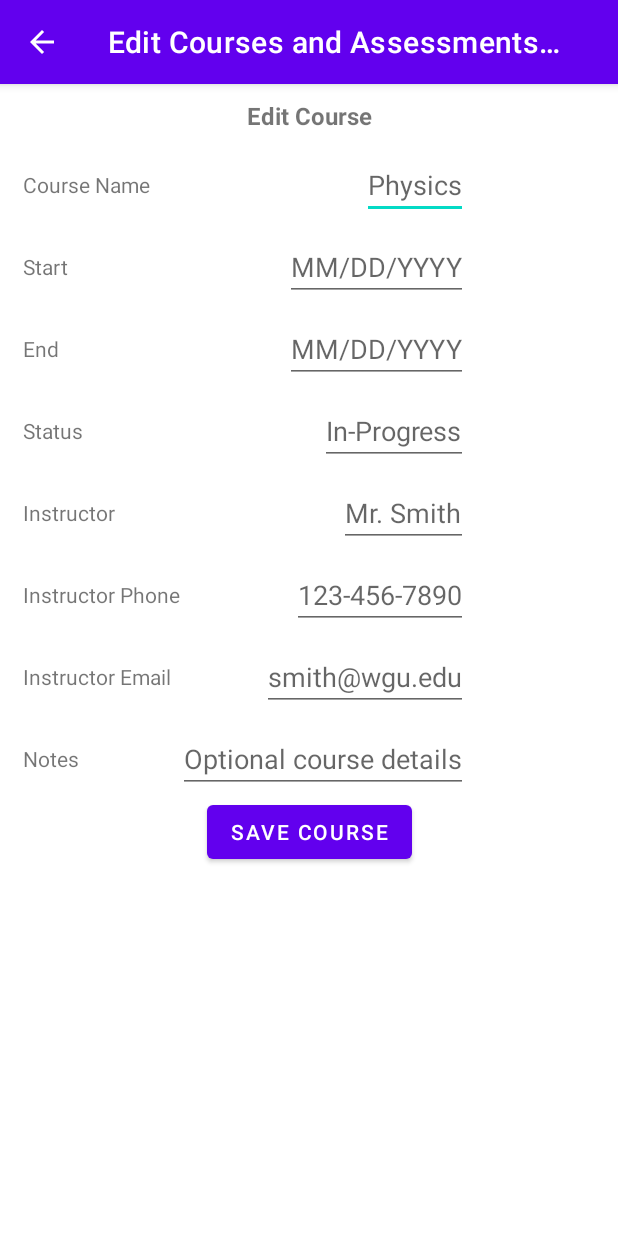
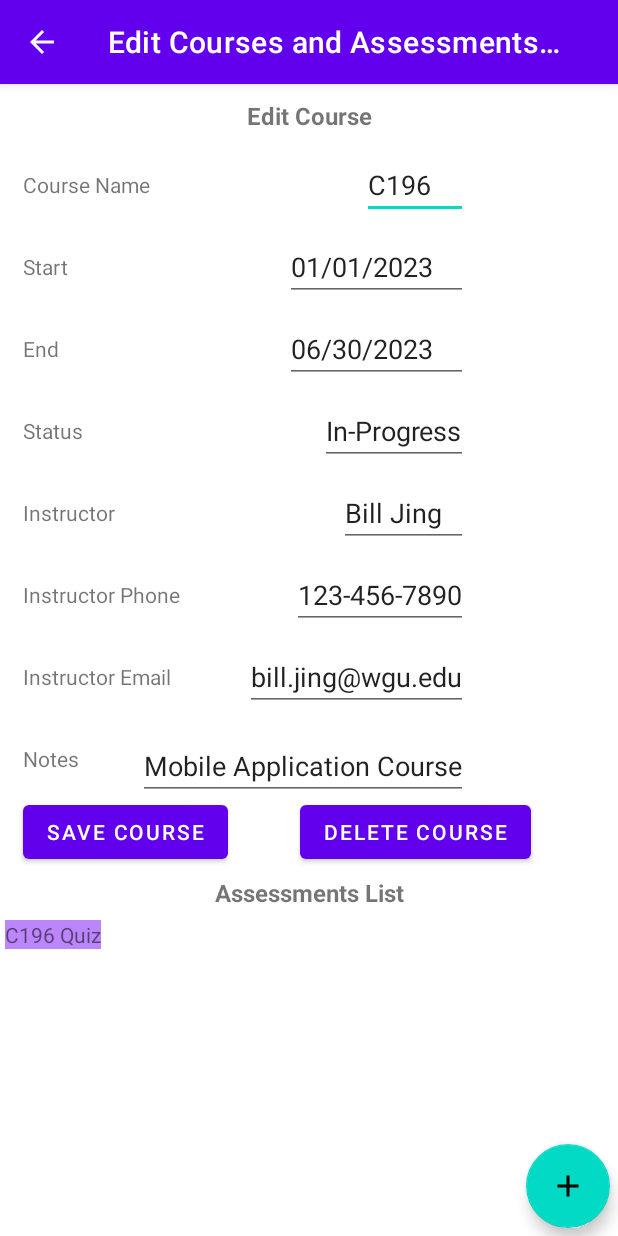
Before and after one commit to Mikey3610/Course-Scheduler, an Android app: the EditTerms_CoursesList screen opened directly, with no data from a screen before it, after a tap on "C196", on a phone screen of 412 x 824 dp. Run offline under Robolectric (Android 15) with nearby library versions, the light colour scheme and no system bars; our stand-ins replace Room's generated code.

Commit message:
Fourth Commit

```diff
--- /dev/null
+++ b/app/src/main/java/com/example/c196_application_latest/Adapter/AssessmentAdapter.java
@@ -0,0 +1,85 @@
+package com.example.c196_application_latest.Adapter;
+
+import android.content.Context;
+import android.content.Intent;
+import android.view.LayoutInflater;
+import android.view.View;
+import android.view.ViewGroup;
+import android.widget.TextView;
+
+import androidx.annotation.NonNull;
+import androidx.recyclerview.widget.RecyclerView;
+
+import com.example.c196_application_latest.Entity.Assessment;
+import com.example.c196_application_latest.Entity.Course;
+import com.example.c196_application_latest.R;
+import com.example.c196_application_latest.UI.AddEditAssessments;
+import com.example.c196_application_latest.UI.EditCourses_AssessmentsList;
+
+import java.util.List;
+
+public class AssessmentAdapter extends RecyclerView.Adapter<AssessmentAdapter.AssessmentViewHolder>{
+    class AssessmentViewHolder extends RecyclerView.ViewHolder{
+        private final TextView assessmentItemView;
+        private AssessmentViewHolder(View itemView){
+            super(itemView);
+            assessmentItemView = itemView.findViewById(R.id.assessmentNameItem);
+            itemView.setOnClickListener(new View.OnClickListener(){
+
+                @Override
+                public void onClick(View v) {
+                    int position = getAdapterPosition();
+                    final Assessment current = mAssessments.get(position);
+                    //TODO Below intent may be the wrong page
+                    Intent intent = new Intent(context, AddEditAssessments.class);
+                    intent.putExtra("assessmentId", current.getAssessmentId());
+                    intent.putExtra("assessmentCourseId", current.getAssessmentCourseId());
+                    intent.putExtra("assessmentType", current.getAssessmentType());
+                    intent.putExtra("assessmentStart", current.getAssessmentStart());
+                    intent.putExtra("assessmentEnd", current.getAssessmentEnd());
+                    intent.putExtra("assessmentTitle", current.getAssessmentTitle());
+                    context.startActivity(intent);
+                }
+            });
+        }
+    }
+    private List<Assessment> mAssessments;
+    private final Context context;
+    private final LayoutInflater mInflater;
+
+    public AssessmentAdapter(Context context){
+        mInflater = LayoutInflater.from(context);
+        this.context=context;
+    }
+
+    @NonNull
+    @Override
+    public AssessmentAdapter.AssessmentViewHolder onCreateViewHolder(@NonNull ViewGroup parent, int viewType) {
+        View itemView = mInflater.inflate(R.layout.assessment_list_item,parent, false);
+        return new AssessmentAdapter.AssessmentViewHolder(itemView);
+    }
+
+    @Override
+    public void onBindViewHolder(@NonNull AssessmentAdapter.AssessmentViewHolder holder, int position) {
+        if(mAssessments != null){
+            Assessment current = mAssessments.get(position);
+            String name = current.getAssessmentTitle();
+            holder.assessmentItemView.setText(name);
+        } else {
+            holder.assessmentItemView.setText("No Assessment name.");
+        }
+    }
+
+    public void setAssessments(List<Assessment> assessments){
+        mAssessments = assessments;
+        notifyDataSetChanged();
+    }
+
+    @Override
+    public int getItemCount() {
+        if(mAssessments != null){
+            return mAssessments.size();
+        }
+        else return 0;
+    }
+}
--- a/app/src/main/java/com/example/c196_application_latest/Adapter/CourseAdapter.java
+++ b/app/src/main/java/com/example/c196_application_latest/Adapter/CourseAdapter.java
@@ -28,13 +28,14 @@ public class CourseAdapter extends RecyclerView.Adapter<CourseAdapter.CourseView
                 public void onClick(View v) {
                     int position = getAdapterPosition();
                     final Course current = mCourses.get(position);
+                    //TODO below intent may be the wrong page
                     Intent intent = new Intent(context, EditCourses_AssessmentsList.class);
                     intent.putExtra("courseId", current.getCourseId());
                     intent.putExtra("termId", current.getTermId());
                     intent.putExtra("courseTitle", current.getCourseTitle());
                     intent.putExtra("courseStart", current.getCourseStart());
                     intent.putExtra("courseEnd", current.getCourseEnd());
-                    intent.putExtra("instructorId", current.getInstructorId());
+                    intent.putExtra("courseStatus", current.getCourseStatus());
                     intent.putExtra("instructorName", current.getInstructorName());
                     intent.putExtra("instructorPhone", current.getInstructorPhone());
                     intent.putExtra("instructorEmail", current.getInstructorEmail());
--- a/app/src/main/java/com/example/c196_application_latest/Entity/Course.java
+++ b/app/src/main/java/com/example/c196_application_latest/Entity/Course.java
@@ -13,20 +13,18 @@ public class Course {
     private String courseStart;
     private String courseEnd;
     private String courseStatus;
-    private int instructorId;
     private String instructorName;
     private String instructorPhone;
     private String instructorEmail;
     private String courseNotes;
 
-    public Course(int courseId, int termId, String courseTitle, String courseStart, String courseEnd, String courseStatus, int instructorId, String instructorName, String instructorPhone, String instructorEmail, String courseNotes) {
+    public Course(int courseId, int termId, String courseTitle, String courseStart, String courseEnd, String courseStatus, String instructorName, String instructorPhone, String instructorEmail, String courseNotes) {
         this.courseId = courseId;
         this.termId = termId;
         this.courseTitle = courseTitle;
         this.courseStart = courseStart;
         this.courseEnd = courseEnd;
         this.courseStatus = courseStatus;
-        this.instructorId = instructorId;
         this.instructorName = instructorName;
         this.instructorPhone = instructorPhone;
         this.instructorEmail = instructorEmail;
@@ -113,14 +111,6 @@ public class Course {
         this.courseNotes = courseNotes;
     }
 
-    public int getInstructorId() {
-        return instructorId;
-    }
-
-    public void setInstructorId(int instructorId) {
-        this.instructorId = instructorId;
-    }
-
     @Override
     public String toString() {
         return "Course{" +
@@ -130,10 +120,9 @@ public class Course {
                 ", courseStart='" + courseStart + '\'' +
                 ", courseEnd='" + courseEnd + '\'' +
                 ", courseStatus='" + courseStatus + '\'' +
-                ", instructorId=" + instructorId +
-                ", courseInstructorName='" + instructorName + '\'' +
-                ", courseInstructorPhone='" + instructorPhone + '\'' +
-                ", courseInstructorEmail='" + instructorEmail + '\'' +
+                ", instructorName='" + instructorName + '\'' +
+                ", instructorPhone='" + instructorPhone + '\'' +
+                ", instructorEmail='" + instructorEmail + '\'' +
                 ", courseNotes='" + courseNotes + '\'' +
                 '}';
     }
--- a/app/src/main/java/com/example/c196_application_latest/UI/AddCourses.java
+++ b/app/src/main/java/com/example/c196_application_latest/UI/AddCourses.java
@@ -22,7 +22,6 @@ public class AddCourses extends AppCompatActivity {
     EditText editInstructorEmail;
     EditText editCourseNotes;
 
-    int instructorId;
     int courseId;
     int termId;
 
@@ -58,7 +57,7 @@ public class AddCourses extends AppCompatActivity {
         courseTitle = getIntent().getStringExtra("courseTitle");
         courseStart = getIntent().getStringExtra("courseStart");
         courseEnd = getIntent().getStringExtra("courseEnd");
-        instructorId = getIntent().getIntExtra("instructorId", -1);
+        courseStatus = getIntent().getStringExtra("courseStatus");
         instructorName = getIntent().getStringExtra("instructorName");
         instructorPhone = getIntent().getStringExtra("instructorPhone");
         instructorEmail = getIntent().getStringExtra("instructorEmail");
@@ -72,13 +71,14 @@ public class AddCourses extends AppCompatActivity {
         if (courseId == -1){
             int newId = repository.getAllCourses().get(repository.getAllCourses().size() - 1).getCourseId() +1;
 
-            //TODO Need to figure out if termId and InstructorId for the below object are correctly written
             course = new Course(newId, termId, editCourseTitle.getText().toString(), editCourseStart.getText().toString(),
-                    editCourseEnd.getText().toString(), editCourseStatus.getText().toString(), instructorId, editInstructorName.getText().toString(), editInstructorPhone.getText().toString(), editInstructorEmail.getText().toString(), editCourseNotes.getText().toString());
+                    editCourseEnd.getText().toString(), editCourseStatus.getText().toString(), editInstructorName.getText().toString(),
+                    editInstructorPhone.getText().toString(), editInstructorEmail.getText().toString(), editCourseNotes.getText().toString());
             repository.insert(course);
         } else {
             course = new Course(courseId, termId, editCourseTitle.getText().toString(), editCourseStart.getText().toString(), editCourseEnd.getText().toString(),
-                    editCourseStatus.getText().toString(), instructorId, editInstructorName.getText().toString(), editInstructorPhone.getText().toString(), editInstructorEmail.getText().toString(), editCourseNotes.getText().toString());
+                    editCourseStatus.getText().toString(), editInstructorName.getText().toString(), editInstructorPhone.getText().toString(),
+                    editInstructorEmail.getText().toString(), editCourseNotes.getText().toString());
             repository.update(course);
         }
 
--- a/app/src/main/java/com/example/c196_application_latest/UI/EditCourses_AssessmentsList.java
+++ b/app/src/main/java/com/example/c196_application_latest/UI/EditCourses_AssessmentsList.java
@@ -1,12 +1,47 @@
 package com.example.c196_application_latest.UI;
 
 import androidx.appcompat.app.AppCompatActivity;
+import androidx.recyclerview.widget.LinearLayoutManager;
+import androidx.recyclerview.widget.RecyclerView;
 
+import android.content.Intent;
 import android.os.Bundle;
+import android.view.View;
+import android.widget.EditText;
 
+import com.example.c196_application_latest.Adapter.AssessmentAdapter;
+import com.example.c196_application_latest.Adapter.CourseAdapter;
+import com.example.c196_application_latest.Database.Repository;
+import com.example.c196_application_latest.Entity.Assessment;
+import com.example.c196_application_latest.Entity.Course;
 import com.example.c196_application_latest.R;
 
+import java.util.List;
+
 public class EditCourses_AssessmentsList extends AppCompatActivity {
+
+    EditText editCourseNameText;
+    EditText editCourseStartText;
+    EditText editCourseEndText;
+    EditText editCourseStatusText;
+    EditText editInstructorNameText;
+    EditText editInstructorPhoneText;
+    EditText editInstructorEmailText;
+    EditText editCourseNotesText;
+
+    int courseId;
+    int termId;
+
+    String courseTitle;
+    String courseStart;
+    String courseEnd;
+    String courseStatus;
+    String instructorName;
+    String instructorPhone;
+    String instructorEmail;
+    String courseNotes;
+
+    Repository repository;
 
     @Override
     protected void onCreate(Bundle savedInstanceState) {
@@ -14,5 +49,53 @@ public class EditCourses_AssessmentsList extends AppCompatActivity {
         setContentView(R.layout.activity_edit_courses_assessments_list);
         getSupportActionBar().setDisplayHomeAsUpEnabled(true);
         getSupportActionBar().setDisplayHomeAsUpEnabled(true);
+
+        RecyclerView recyclerView = findViewById(R.id.AssessmentsForCourseRecyclerView);
+        Repository repo = new Repository(getApplication());
+        List<Assessment> assessments = repo.getAllAssessments();
+        final AssessmentAdapter adapter = new AssessmentAdapter(this);
+        recyclerView.setAdapter(adapter);
+        recyclerView.setLayoutManager(new LinearLayoutManager(this));
+        adapter.setAssessments(assessments);
+
+        editCourseNameText = findViewById(R.id.editCourseNameText);
+        editCourseStartText = findViewById(R.id.editCourseStartText);
+        editCourseEndText = findViewById(R.id.editCourseEndText);
+        editCourseStatusText = findViewById(R.id.editCourseStatusText);
+        editInstructorNameText = findViewById(R.id.editInstructorNameText);
+        editInstructorPhoneText = findViewById(R.id.editInstructorPhoneText);
+        editInstructorEmailText = findViewById(R.id.editInstructorEmailText);
+        editCourseNotesText = findViewById(R.id.editCourseNotesText);
+
+        courseId = getIntent().getIntExtra("courseId", -1);
+        termId = getIntent().getIntExtra("termId", -1);
+        courseTitle = getIntent().getStringExtra("courseTitle");
+        courseStart = getIntent().getStringExtra("courseStart");
+        courseEnd = getIntent().getStringExtra("courseEnd");
+        courseStatus = getIntent().getStringExtra("courseStatus");
+        instructorName = getIntent().getStringExtra("instructorName");
+        instructorPhone = getIntent().getStringExtra("instructorPhone");
+        instructorEmail = getIntent().getStringExtra("instructorEmail");
+        courseNotes = getIntent().getStringExtra("courseNotes");
+
+
+        editCourseNameText.setText(courseTitle);
+        editCourseStartText.setText(courseStart);
+        editCourseEndText.setText(courseEnd);
+        editCourseStatusText.setText(courseStatus);
+        editInstructorNameText.setText(instructorName);
+        editInstructorPhoneText.setText(instructorPhone);
+        editInstructorEmailText.setText(instructorEmail);
+        editCourseNotesText.setText(courseNotes);
+
+        repository = new Repository(getApplication());
+
+    }
+
+    public void addAssessment(View view) {
+        Intent intent = new Intent(EditCourses_AssessmentsList.this, AddEditAssessments.class);
+        intent.putExtra("termId", termId);
+        intent.putExtra("courseId", courseId);
+        startActivity(intent);
     }
 }
--- a/app/src/main/java/com/example/c196_application_latest/UI/EditTerms_CoursesList.java
+++ b/app/src/main/java/com/example/c196_application_latest/UI/EditTerms_CoursesList.java
@@ -81,6 +81,7 @@ public class EditTerms_CoursesList extends AppCompatActivity {
 
     public void addCourse(View view) {
         Intent intent = new Intent(EditTerms_CoursesList.this, AddCourses.class);
+        intent.putExtra("termId", termId);
         startActivity(intent);
     }
 }
--- a/app/src/main/java/com/example/c196_application_latest/UI/MainActivity.java
+++ b/app/src/main/java/com/example/c196_application_latest/UI/MainActivity.java
@@ -29,7 +29,7 @@ public class MainActivity extends AppCompatActivity {
         Term term = new Term(1, "Term 1", "01/01/2023", "06/30/2023");
         repo.insert(term);
 
-        Course course = new Course(1, 1, "C196", "01/01/2023", "06/30/2023", "In-Progress", 1, "Bill Jing", "123-456-7890", "bill.jing@wgu.edu", "Mobile Application Course");
+        Course course = new Course(1, 1, "C196", "01/01/2023", "06/30/2023", "In-Progress", "Bill Jing", "123-456-7890", "bill.jing@wgu.edu", "Mobile Application Course");
         repo.insert(course);
 
         Assessment assessment = new Assessment(1, 1, "Basic Quiz", "03/25/2023", "03/25/2023", "C196 Quiz", "Normal quiz for C196");
--- a/app/src/main/res/layout/activity_edit_courses_assessments_list.xml
+++ b/app/src/main/res/layout/activity_edit_courses_assessments_list.xml
@@ -102,9 +102,9 @@
         android:id="@+id/button2"
         android:layout_width="wrap_content"
         android:layout_height="wrap_content"
+        android:layout_marginStart="15dp"
         android:layout_marginTop="15dp"
         android:text="Save Course"
-        app:layout_constraintEnd_toEndOf="parent"
         app:layout_constraintStart_toStartOf="parent"
         app:layout_constraintTop_toBottomOf="@+id/textView24" />
 
@@ -182,9 +182,57 @@
         android:id="@+id/editCourseNotesText"
         android:layout_width="wrap_content"
         android:layout_height="wrap_content"
+        android:layout_marginTop="10dp"
         android:layout_marginEnd="100dp"
         android:hint="Optional course details"
         app:layout_constraintBottom_toBottomOf="@+id/textView24"
         app:layout_constraintEnd_toEndOf="parent"
         app:layout_constraintTop_toTopOf="@+id/textView24" />
+
+    <TextView
+        android:id="@+id/textView29"
+        android:layout_width="wrap_content"
+        android:layout_height="wrap_content"
+        android:layout_marginTop="5dp"
+        android:text="Assessments List"
+        android:textSize="16sp"
+        android:textStyle="bold"
+        app:layout_constraintEnd_toEndOf="parent"
+        app:layout_constraintStart_toStartOf="parent"
+        app:layout_constraintTop_toBottomOf="@+id/button2" />
+
+    <androidx.recyclerview.widget.RecyclerView
+        android:id="@+id/AssessmentsForCourseRecyclerView"
+        android:layout_width="409dp"
+        android:layout_height="432dp"
+        android:layout_marginStart="5dp"
+        android:layout_marginTop="5dp"
+        android:layout_marginEnd="5dp"
+        app:layout_constraintEnd_toEndOf="parent"
+        app:layout_constraintStart_toStartOf="parent"
+        app:layout_constraintTop_toBottomOf="@+id/textView29" />
+
+    <com.google.android.material.floatingactionbutton.FloatingActionButton
+        android:id="@+id/addAssessmentButton"
+        android:layout_width="wrap_content"
+        android:layout_height="wrap_content"
+        android:layout_marginEnd="5dp"
+        android:layout_marginBottom="5dp"
+        android:onClick="addAssessment"
+        android:clickable="true"
+        app:layout_constraintBottom_toBottomOf="parent"
+        app:layout_constraintEnd_toEndOf="parent"
+        app:srcCompat="@drawable/ic_baseline_add_24" />
+
+    <Button
+        android:id="@+id/button3"
+        android:layout_width="wrap_content"
+        android:layout_height="wrap_content"
+        android:layout_marginStart="5dp"
+        android:layout_marginEnd="15dp"
+        android:text="Delete Course"
+        app:layout_constraintBottom_toBottomOf="@+id/button2"
+        app:layout_constraintEnd_toEndOf="parent"
+        app:layout_constraintStart_toEndOf="@+id/button2"
+        app:layout_constraintTop_toTopOf="@+id/button2" />
 </androidx.constraintlayout.widget.ConstraintLayout>
```
